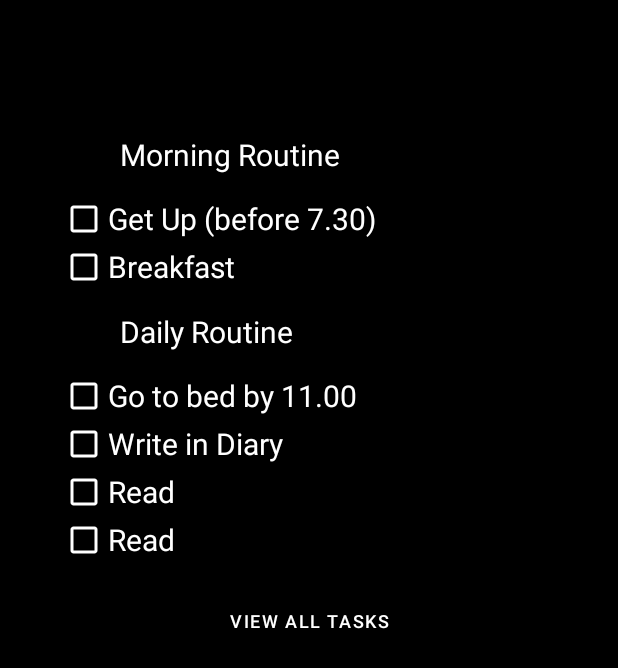
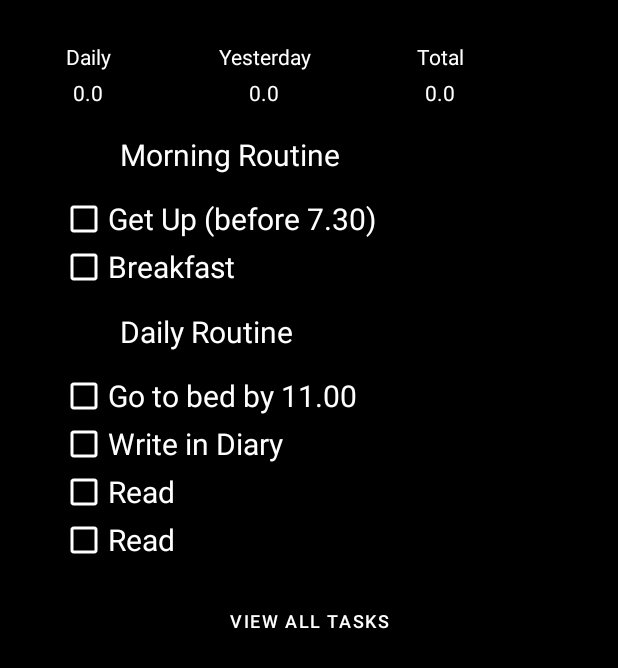
Before and after one commit to IamHere3/TaskApplication, an Android app: the Tasks screen opened directly, with no data from a screen before it, on a phone screen of 412 x 824 dp. Shown: the top 668 px of the screen. Run offline under Robolectric (Android 15) with nearby library versions, the phone set to English and light mode, and no system bars.

Commit message:
Updated App theme version 0.8
Currently known broken:
- reset dialog box in yearly goals (will replace with a custom popup box).

Planned next updated:
Theme selection option (for dark and light modes)

```diff
--- a/app/src/main/java/com/example/mementomori/Tasks.java
+++ b/app/src/main/java/com/example/mementomori/Tasks.java
@@ -42,6 +42,9 @@ public class Tasks extends SaveClass {
 
     Integer[] UniqueHobbiesID = new Integer[10];
 
+    // Passed to secondary pages
+    ColorStateList colorStateList;
+    int textColor;
     Button YearGoalsBtn;
 
     @Override
@@ -95,15 +98,18 @@ public class Tasks extends SaveClass {
         // Assigns colour to the check boxes (outline and color of the checkbox)
         int [][] states = {{}};
         int [] colors = {getResources().getColor(R.color.white)};
+        colorStateList = new ColorStateList(states, colors);
 
-        // sets text color
-        int textColor = getResources().getColor(R.color.white);
+        // sets text color (required to be universal to updateProgress can change colour too)
+        textColor = getResources().getColor(R.color.white);
 
         // Sets onclick listener
         YearGoalsBtn = findViewById(R.id.yearsGoals);
 
         YearGoalsBtn.setOnClickListener(view -> {
             Intent intent = new Intent(Tasks.this, YearGoals.class);
+            intent.putExtra("textColor", textColor);
+            intent.putExtra("colorState", colorStateList);
             try {
                 startActivity(intent);
             }
@@ -160,7 +166,7 @@ public class Tasks extends SaveClass {
             // Sets text
             checkBox.setText(entry[1]);
             checkBox.setTextColor(textColor);
-            CompoundButtonCompat.setButtonTintList(checkBox, new ColorStateList(states, colors));
+            CompoundButtonCompat.setButtonTintList(checkBox, colorStateList);
 
             checkBox.setTextSize(20);
             checkBox.setTextAppearance(this, R.style.Theme_MementoMori);
@@ -210,7 +216,7 @@ public class Tasks extends SaveClass {
             // Sets text
             checkBox.setText(entry[1]);
             checkBox.setTextColor(textColor);
-            CompoundButtonCompat.setButtonTintList(checkBox, new ColorStateList(states, colors));
+            CompoundButtonCompat.setButtonTintList(checkBox, colorStateList);
             checkBox.setTextSize(20);
 
             //checkBox.setLayoutParams(new LinearLayout.LayoutParams(0, ViewGroup.LayoutParams.WRAP_CONTENT, 0.4f));
@@ -298,7 +304,7 @@ public class Tasks extends SaveClass {
                     // Sets text
                     checkBox.setText(entry[1]);
                     checkBox.setTextSize(20);
-                    CompoundButtonCompat.setButtonTintList(checkBox, new ColorStateList(states, colors));
+                    CompoundButtonCompat.setButtonTintList(checkBox, colorStateList);
                     checkBox.setTextColor(textColor);
 
                     //checkBox.setLayoutParams(new LinearLayout.LayoutParams(0, ViewGroup.LayoutParams.WRAP_CONTENT, 0.4f));
@@ -344,7 +350,7 @@ public class Tasks extends SaveClass {
 
                     checkBox.setText(entry[1]);
                     checkBox.setTextSize(20);
-                    CompoundButtonCompat.setButtonTintList(checkBox, new ColorStateList(states, colors));
+                    CompoundButtonCompat.setButtonTintList(checkBox, colorStateList);
                     checkBox.setTextColor(textColor);
 
                     // location on screen
@@ -420,7 +426,7 @@ public class Tasks extends SaveClass {
 
         // endregion
 
-        setProgress();
+        setGoalProgress(textColor);
 
         // load hobbies
         Set<String> hobbies = LoadSharedStrArray("HobbyOptions", new HashSet<>(), "sharedPref");
@@ -561,7 +567,8 @@ public class Tasks extends SaveClass {
         dailyP.setText(valueOf(0));
     }
 
-    private void setProgress() {
+    private void setGoalProgress(int textColor) {
+
         // Loads recorded progression
         double DailyProgress = LoadSharedInt("DailyProgression", 0);
         double YesterdayProgress = LoadSharedInt("YesterdayProgression", 0);
@@ -579,6 +586,20 @@ public class Tasks extends SaveClass {
         yesterdayP.setText(valueOf(YesterdayProgress));
         totalP.setText(valueOf(OverallProgress));
         dayP.setText(valueOf(p));
+
+        // Sets color for progress bar
+        yesterdayP.setTextColor(textColor);
+        totalP.setTextColor(textColor);
+        dayP.setTextColor(textColor);
+
+        // Gets and sets titles on progress bar color
+        final TextView dayT = findViewById(R.id.DailyTitle);
+        final TextView yesterdayT = findViewById(R.id.YesterdayTitle);
+        final TextView totalT = findViewById(R.id.TotalTitle);
+
+        dayT.setTextColor(textColor);
+        yesterdayT.setTextColor(textColor);
+        totalT.setTextColor(textColor);
     }
 
     //endregion
@@ -919,6 +940,9 @@ public class Tasks extends SaveClass {
     public void AllTasks(View view) {
         Intent intent = new Intent(Tasks.this, AllTasks.class);
         intent.putExtra("currentDay", day);
+
+        intent.putExtra("textColor", textColor);
+        intent.putExtra("colorState", colorStateList);
         startActivity(intent);
     }
 }
```
Also changed, not shown: app/src/main/java/com/example/mementomori/AllTasks.java (+106 -1 lines), app/src/main/java/com/example/mementomori/TaskDays.java (+6 -1 lines), app/src/main/java/com/example/mementomori/YearGoals.java (+37 -3 lines), app/src/main/java/com/example/mementomori/general_settings.java (+5 -2 lines), app/src/main/res/layout/night_theme_spinner.xml (added, +13 -0 lines), app/src/main/res/layout/popupwindow.xml (+26 -28 lines), app/src/main/res/values/style.xml (added, +8 -0 lines).
